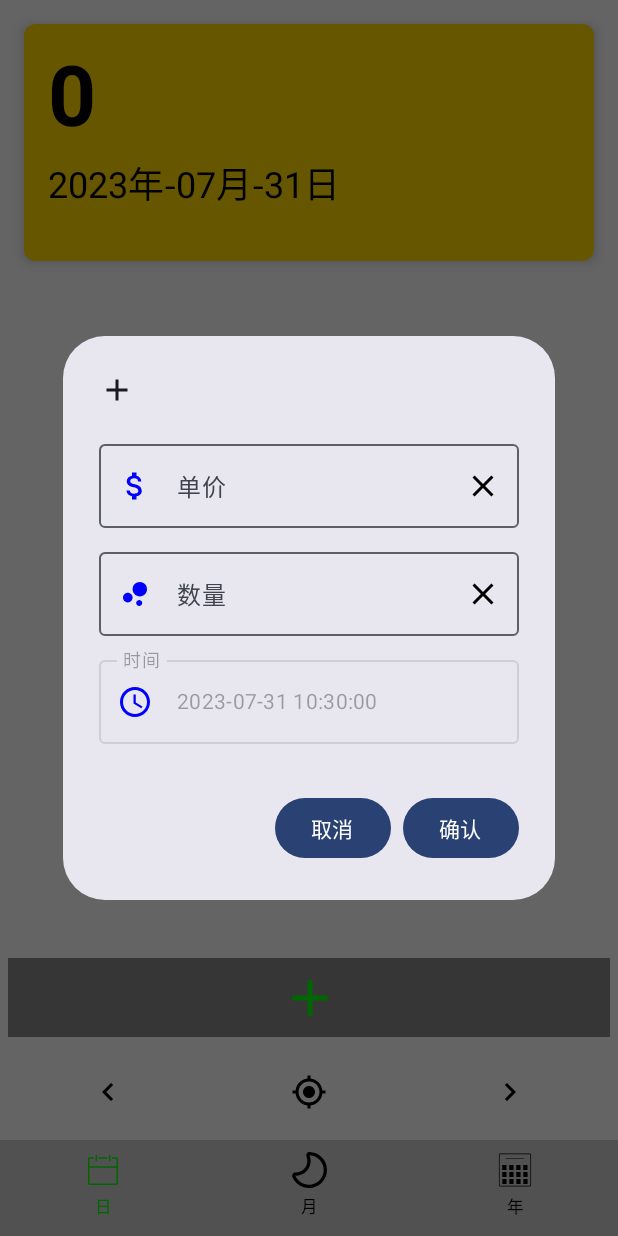
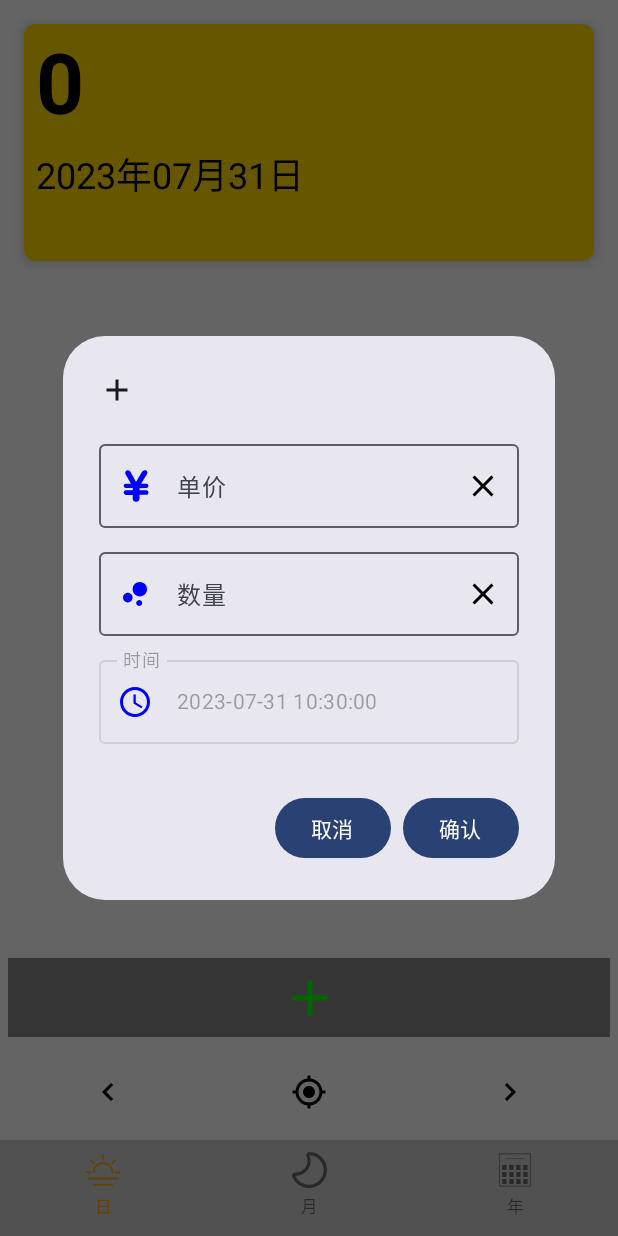
Before and after one commit to GitHubNull/Pieces, an Android app built with Jetpack Compose: the screen it shows after launch (MainActivity), after a tap on "添加", on a phone screen of 412 x 824 dp. Run offline under Robolectric (Android 15) with nearby library versions, the light colour scheme and no system bars; our stand-ins replace Room's generated code; libraries missing offline, so code that uses them is left out: com.loper7.date_time_picker.

Commit message:
update icons and header screen text style.

```diff
--- a/app/src/main/java/top/oxff/pieces/ui/BottomBar.kt
+++ b/app/src/main/java/top/oxff/pieces/ui/BottomBar.kt
@@ -26,18 +26,25 @@ fun TabItem(@DrawableRes iconId: Int, title: String, modifier: Modifier = Modifi
     }
 }
 
+//@Preview
+//@Composable
+//fun PreBottomBar(){
+//    BottomBar(0, {})
+//}
+
 @Composable
 fun BottomBar(selected: Int, onSelectedChanged: (Int)->Unit) {
+    val orange = Color(0xFFFFA500)
     Row (Modifier.background(Color.LightGray)){
         TabItem(
-            R.drawable.rili,
+            R.drawable.ri_chu_ri_luo,
             "日",
             Modifier
                 .weight(1f)
                 .clickable {
                     onSelectedChanged(0)
                 },
-            if (0 == selected) Color.Green else Color.Black)
+            if (0 == selected) orange.copy(alpha = 1f) else Color.Black.copy(alpha = 0.5f))
 
         TabItem(
             R.drawable.yueliang,
@@ -47,7 +54,7 @@ fun BottomBar(selected: Int, onSelectedChanged: (Int)->Unit) {
                 .clickable {
                     onSelectedChanged(1)
                 },
-            if (1 == selected) Color.Green else Color.Black)
+            if (1 == selected) orange.copy(alpha = 1f) else Color.Black.copy(alpha = 0.5f))
 
         TabItem(
             R.drawable.calendar,
@@ -57,7 +64,7 @@ fun BottomBar(selected: Int, onSelectedChanged: (Int)->Unit) {
                 .clickable {
                     onSelectedChanged(2)
                 },
-            if (2 == selected) Color.Green else Color.Black)
+            if (2 == selected) orange.copy(alpha = 1f) else Color.Black.copy(alpha = 0.5f))
     }
 }
 
--- a/app/src/main/java/top/oxff/pieces/ui/common/MyHeader.kt
+++ b/app/src/main/java/top/oxff/pieces/ui/common/MyHeader.kt
@@ -2,7 +2,7 @@ package top.oxff.pieces.ui.common
 
 import androidx.compose.foundation.layout.Column
 import androidx.compose.foundation.layout.Spacer
-import androidx.compose.foundation.layout.fillMaxWidth
+import androidx.compose.foundation.layout.fillMaxSize
 import androidx.compose.foundation.layout.height
 import androidx.compose.foundation.layout.padding
 import androidx.compose.foundation.shape.RoundedCornerShape
@@ -25,7 +25,7 @@ fun HeaderScreen(mainTitle: String, subTitle: String) {
     Surface(
         modifier = Modifier
             .padding(16.dp)
-            .fillMaxWidth()
+            .fillMaxSize()
             .height(180.dp),
         color = Color(0xFFFFD700),
         contentColor = LocalContentColor.current,
@@ -34,9 +34,12 @@ fun HeaderScreen(mainTitle: String, subTitle: String) {
         shadowElevation = 4.dp,
         border = null
     ){
+//        var fontSize by remember { mutableStateOf(56.sp) }
+
         Column(
-            modifier = Modifier.padding(16.dp)
+            modifier = Modifier.padding(8.dp)
         ) {
+
             Text(
                 text = mainTitle,
                 style = TextStyle(
@@ -46,7 +49,7 @@ fun HeaderScreen(mainTitle: String, subTitle: String) {
                     fontWeight = FontWeight.Bold
                 )
             )
-            Spacer(modifier = Modifier.height(6.dp))
+            Spacer(modifier = Modifier.height(8.dp))
             Text(
                 text = subTitle,
                 style = TextStyle(
--- a/app/src/main/java/top/oxff/pieces/ui/common/ProductDialog.kt
+++ b/app/src/main/java/top/oxff/pieces/ui/common/ProductDialog.kt
@@ -6,10 +6,10 @@ import androidx.compose.foundation.Image
 import androidx.compose.foundation.clickable
 import androidx.compose.foundation.layout.Column
 import androidx.compose.foundation.layout.padding
+import androidx.compose.foundation.layout.size
 import androidx.compose.foundation.text.KeyboardOptions
 import androidx.compose.material.icons.Icons
 import androidx.compose.material.icons.filled.Add
-import androidx.compose.material.icons.filled.AttachMoney
 import androidx.compose.material.icons.filled.BubbleChart
 import androidx.compose.material.icons.filled.Clear
 import androidx.compose.material.icons.filled.EditCalendar
@@ -25,9 +25,11 @@ import androidx.compose.runtime.remember
 import androidx.compose.ui.Modifier
 import androidx.compose.ui.graphics.Color
 import androidx.compose.ui.platform.LocalContext
+import androidx.compose.ui.res.painterResource
 import androidx.compose.ui.text.input.KeyboardType
 import androidx.compose.ui.unit.dp
 import com.loper7.date_time_picker.dialog.CardDatePickerDialog
+import top.oxff.pieces.R
 import top.oxff.pieces.day.PieceEarningsByDayEvent
 import top.oxff.pieces.day.PieceEarningsByDayState
 import top.oxff.pieces.types.DialogType
@@ -72,7 +74,8 @@ fun ProductDialog(
             OutlinedTextField(
                 leadingIcon = {
                     Icon(
-                        imageVector = Icons.Filled.AttachMoney,
+                        painter = painterResource(id = R.drawable.rmb_1),
+                        modifier = Modifier.size(24.dp),
                         contentDescription = "单价",
                         tint = Color.Blue
                     )
--- a/app/src/main/java/top/oxff/pieces/ui/day/PieceEarningsByPieceDayComposes.kt
+++ b/app/src/main/java/top/oxff/pieces/ui/day/PieceEarningsByPieceDayComposes.kt
@@ -15,7 +15,6 @@ import androidx.compose.foundation.layout.padding
 import androidx.compose.foundation.layout.size
 import androidx.compose.foundation.shape.RoundedCornerShape
 import androidx.compose.material.icons.Icons
-import androidx.compose.material.icons.filled.AttachMoney
 import androidx.compose.material.icons.filled.BubbleChart
 import androidx.compose.material.icons.filled.Clear
 import androidx.compose.material.icons.filled.Edit
@@ -36,11 +35,13 @@ import androidx.compose.runtime.Composable
 import androidx.compose.ui.Alignment
 import androidx.compose.ui.Modifier
 import androidx.compose.ui.graphics.Color
+import androidx.compose.ui.res.painterResource
 import androidx.compose.ui.text.TextStyle
 import androidx.compose.ui.text.font.FontFamily
 import androidx.compose.ui.text.font.FontWeight
 import androidx.compose.ui.unit.dp
 import androidx.compose.ui.unit.sp
+import top.oxff.pieces.R
 
 
 //@Preview
@@ -260,7 +261,8 @@ fun DayCard(index: String,
                                 Box(modifier = Modifier.weight(1f)) {
                                     Row {
                                         Icon(
-                                            imageVector = Icons.Filled.AttachMoney,
+                                            painter = painterResource(id = R.drawable.rmb_1),
+                                            modifier = Modifier.size(24.dp),
                                             contentDescription = "单价",
                                             tint = Color.Blue
                                         )
--- a/app/src/main/java/top/oxff/pieces/ui/day/PieceEarningsByPieceDayScreen.kt
+++ b/app/src/main/java/top/oxff/pieces/ui/day/PieceEarningsByPieceDayScreen.kt
@@ -42,7 +42,7 @@ import java.time.format.DateTimeFormatter
 
 @Composable
 fun DayScreen(dateState: PieceEarningsByDayState, dayOnEvent: (PieceEarningsByDayEvent) -> Unit) {
-    val formatterDay: DateTimeFormatter = DateTimeFormatter.ofPattern("yyyy-MM-dd")
+//    val formatterDay: DateTimeFormatter = DateTimeFormatter.ofPattern("yyyyMMdd")
     Column(Modifier.fillMaxWidth()) {
 
         if (dateState.dialogType != DialogType.HIDE) {
@@ -59,7 +59,7 @@ fun DayScreen(dateState: PieceEarningsByDayState, dayOnEvent: (PieceEarningsByDa
 
 
         if (totalMoney > BigDecimal.ZERO) totalMoney.toEngineeringString() else "0.00"
-        dateState.targetDate.format(formatterDay)
+//        val formatDate = dateState.targetDate.format(formatterDay)
         Box(
             modifier = Modifier
                 .fillMaxWidth()
@@ -94,7 +94,7 @@ fun DayScreen(dateState: PieceEarningsByDayState, dayOnEvent: (PieceEarningsByDa
 fun DayHeaderScreen(dayEarnings: BigDecimal, dateTime: LocalDateTime) {
     HeaderScreen(
         mainTitle = dayEarnings.toPlainString(),
-        subTitle = dateTime.format(DateTimeFormatter.ofPattern("yyyy年-MM月-dd日"))
+        subTitle = dateTime.format(DateTimeFormatter.ofPattern("yyyy年MM月dd日"))
     )
 }
 
--- a/app/src/main/java/top/oxff/pieces/ui/month/PieceEarningsByDayMonthScreen.kt
+++ b/app/src/main/java/top/oxff/pieces/ui/month/PieceEarningsByDayMonthScreen.kt
@@ -55,7 +55,7 @@ fun MonthScreenContent(
     }
 
     Column(Modifier.fillMaxSize()) {
-        val formatter2 = DateTimeFormatter.ofPattern("yyyy年-MM月", Locale.CHINA)
+        val formatter2 = DateTimeFormatter.ofPattern("yyyy年MM月", Locale.CHINA)
         val formattedString = pieceEarningsByMonthState.yearMonth.format(formatter2)
         Box(modifier = Modifier
             .fillMaxWidth()
--- /dev/null
+++ b/app/src/main/res/drawable/ri_chu_ri_luo.xml
@@ -0,0 +1,11 @@
+<vector xmlns:android="http://schemas.android.com/apk/res/android"
+    xmlns:tools="http://schemas.android.com/tools"
+    android:width="200dp"
+    android:height="200dp"
+    android:viewportWidth="1024"
+    android:viewportHeight="1024">
+  <path
+      android:pathData="M244.9,601c12.3,0 22.3,-10 22.3,-22.3 0,-135 109.8,-244.9 244.9,-244.9S757,443.6 757,578.7c0,12.3 10,22.3 22.3,22.3s22.3,-10 22.3,-22.3c0,-159.6 -129.8,-289.4 -289.4,-289.4S222.6,419.2 222.6,578.8c0,12.3 10,22.2 22.3,22.2zM512,244.9c12.3,0 22.3,-10 22.3,-22.3V89c0,-12.3 -10,-22.3 -22.3,-22.3s-22.3,10 -22.3,22.3v133.6c0,12.3 10,22.3 22.3,22.3zM763.9,349.2c5.7,0 11.4,-2.2 15.7,-6.5l94.4,-94.4c8.7,-8.7 8.7,-22.8 0,-31.5s-22.8,-8.7 -31.5,0l-94.4,94.4c-8.7,8.7 -8.7,22.8 0,31.5 4.4,4.3 10.1,6.5 15.8,6.5zM1001.7,556.5H868.2c-12.3,0 -22.3,10 -22.3,22.3s10,22.3 22.3,22.3h133.6c12.3,0 22.3,-10 22.3,-22.3s-10.1,-22.3 -22.4,-22.3zM178.1,578.8c0,-12.3 -10,-22.3 -22.3,-22.3H22.3C10,556.5 0,566.5 0,578.8S10,601 22.3,601h133.6c12.2,0 22.2,-9.9 22.2,-22.2zM244.4,342.7c4.3,4.3 10,6.5 15.7,6.5s11.4,-2.2 15.7,-6.5c8.7,-8.7 8.7,-22.8 0,-31.5l-94.4,-94.4c-8.7,-8.7 -22.8,-8.7 -31.5,0s-8.7,22.8 0,31.5l94.5,94.4zM935,734.6H89c-12.3,0 -22.3,10 -22.3,22.3s10,22.3 22.3,22.3h846c12.3,0 22.3,-10 22.3,-22.3s-10,-22.3 -22.3,-22.3zM779.1,912.7H244.9c-12.3,0 -22.3,10 -22.3,22.3s10,22.3 22.3,22.3h534.3c12.3,0 22.3,-10 22.3,-22.3s-10.1,-22.3 -22.4,-22.3z"
+      android:fillColor="@color/black"
+      tools:ignore="VectorPath" />
+</vector>
--- /dev/null
+++ b/app/src/main/res/drawable/rmb_1.xml
@@ -0,0 +1,9 @@
+<vector xmlns:android="http://schemas.android.com/apk/res/android"
+    android:width="200dp"
+    android:height="200dp"
+    android:viewportWidth="1024"
+    android:viewportHeight="1024">
+  <path
+      android:fillColor="#FF000000"
+      android:pathData="M447.5,764.9l-197.6,0q-27.6,-2 -42.5,-23t-17.9,-46.6q3.1,-25.6 17.9,-42t42.5,-18.4l197.6,0 0,-64.5 -197.6,-1q-27.6,-2 -42.5,-19.5t-17.9,-44q3.1,-25.6 17.9,-42t42.5,-18.4l147.5,0 -137.2,-241.7q-10.2,-12.3 -19.5,-31.2t-8.2,-41.5q5.1,-28.7 20.5,-46.6t57.3,-23q24.6,2 44,16.9t31.7,32.3l155.6,284.7 171,-286.7q12.3,-17.4 31.7,-30.7t44,-16.4q15.4,1 28.2,4.1t22.5,10.2 16.4,20.5 9.7,34.8q0,29.7 -20.5,56.3l-158.7,258 150.5,0q26.6,2 42,18.4t17.4,42q-2,26.6 -17.9,45.1t-42.5,20.5l-195.6,1 0,62.5 196.6,0q26.6,2 42,20.5t17.4,44q-2,26.6 -17.4,44.5t-42,20l-196.6,-1 0,108.5q-4.1,87 -95.2,87 -45.1,0 -70.1,-21.5t-27.1,-65.5l0,-106.5z"/>
+</vector>
```
Also changed, not shown: app/src/main/res/drawable/jin_er.xml (added, +12 -0 lines), app/src/main/res/drawable/qiang_bao.xml (added, +27 -0 lines), app/src/main/res/drawable/shu_liang1.xml (added, +12 -0 lines), app/src/main/res/drawable/shu_liang2.xml (added, +12 -0 lines), app/src/main/res/drawable/shui_dao.xml (added, +29 -0 lines).
